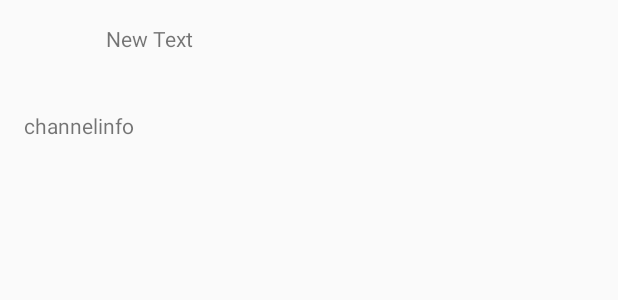
After one commit to iamgoodjack/Tripioneer, an Android app: the layout channel_info.xml on its own in the app's theme, with its tools: preview values and no code run, on a phone screen of 412 x 824 dp. The commit adds this screen. Shown: the top 300 px of the screen. Run offline under Robolectric (Android 15) with nearby library versions, the phone set to English and light mode, and no system bars.

Commit message:
peter's channel stuff

```diff
--- /dev/null
+++ b/app/src/main/res/layout/channel_info.xml
@@ -0,0 +1,86 @@
+<RelativeLayout xmlns:android="http://schemas.android.com/apk/res/android"
+    xmlns:tools="http://schemas.android.com/tools" android:layout_width="match_parent"
+    android:layout_height="match_parent" android:paddingLeft="@dimen/activity_horizontal_margin"
+    android:paddingRight="@dimen/activity_horizontal_margin"
+    android:paddingTop="@dimen/activity_vertical_margin"
+    android:paddingBottom="@dimen/activity_vertical_margin" tools:context=".Tripioneer">
+
+    <LinearLayout
+        android:orientation="vertical"
+        android:layout_width="fill_parent"
+        android:layout_height="fill_parent">
+
+        <LinearLayout
+            android:orientation="horizontal"
+            android:layout_width="fill_parent"
+            android:layout_height="wrap_content"
+            android:weightSum="1">
+
+            <ImageView
+                android:layout_width="wrap_content"
+                android:layout_height="58dp"
+                android:id="@+id/imageView"
+                android:layout_weight="0.17" />
+
+            <TextView
+                android:layout_width="wrap_content"
+                android:layout_height="match_parent"
+                android:text="New Text"
+                android:id="@+id/textView3"
+                android:layout_weight="0.78" />
+        </LinearLayout>
+
+        <TabHost
+            android:layout_width="fill_parent"
+            android:layout_height="fill_parent"
+            android:id="@+id/tabHost">
+
+            <LinearLayout
+                android:layout_width="fill_parent"
+                android:layout_height="fill_parent"
+                android:orientation="vertical">
+
+                <TabWidget
+                    android:id="@android:id/tabs"
+                    android:layout_width="fill_parent"
+                    android:layout_height="wrap_content"></TabWidget>
+
+                <FrameLayout
+                    android:id="@android:id/tabcontent"
+                    android:layout_width="fill_parent"
+                    android:layout_height="fill_parent">
+
+                    <LinearLayout
+                        android:id="@+id/linearLayout"
+                        android:layout_width="fill_parent"
+                        android:layout_height="fill_parent"
+                        android:orientation="vertical">
+
+                        <TextView
+                            android:layout_width="fill_parent"
+                            android:layout_height="match_parent"
+                            android:text="channelinfo"
+                            android:id="@+id/textView"
+                            android:layout_weight="0.78" />
+                    </LinearLayout>
+
+                    <LinearLayout
+                    android:id="@+id/linearLayout2"
+                    android:layout_width="fill_parent"
+                    android:layout_height="fill_parent"
+                    android:orientation="vertical">
+
+                </LinearLayout>
+
+                    <LinearLayout
+                        android:id="@+id/linearLayout3"
+                        android:layout_width="fill_parent"
+                        android:layout_height="fill_parent"
+                        android:orientation="vertical">
+
+                    </LinearLayout>
+                </FrameLayout>
+            </LinearLayout>
+        </TabHost>
+    </LinearLayout>
+</RelativeLayout>
```
Also changed, not shown: app/src/main/res/layout/channel_content.xml (renamed from app/src/main/res/layout/channelinfo.xml, +23 -20 lines), app/src/main/res/layout/channel_sorting.xml (added, +85 -0 lines), 1 other file.
